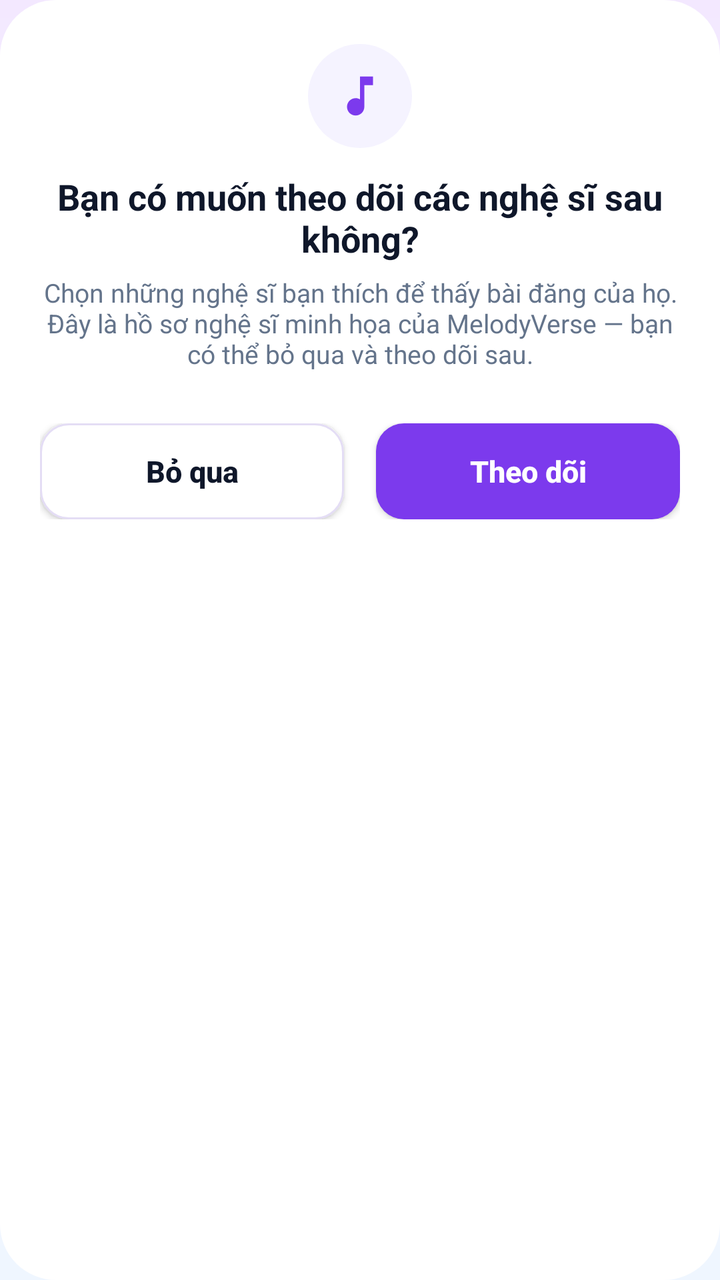
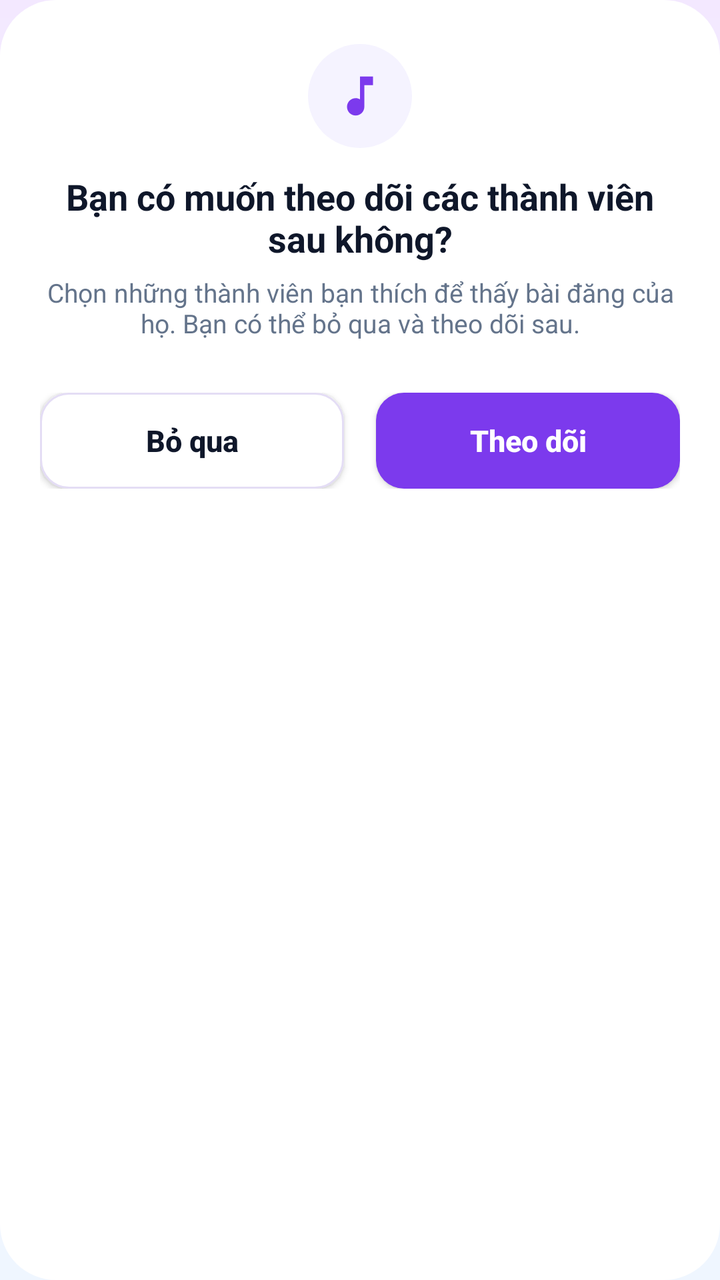

An Android layout rendered at two revisions. The XML below is the earlier revision; the diff shows what the commit changed to produce the second picture.
<!-- AndroidManifest.xml: application theme Theme.MELODYVERSE -->
<!-- res/layout/dialog_artist_suggestions.xml -->
<?xml version="1.0" encoding="utf-8"?>
<LinearLayout xmlns:android="http://schemas.android.com/apk/res/android"
    xmlns:app="http://schemas.android.com/apk/res-auto"
    android:layout_width="match_parent"
    android:layout_height="wrap_content"
    android:background="@drawable/bg_dialog_logout"
    android:orientation="vertical"
    android:paddingStart="20dp"
    android:paddingTop="22dp"
    android:paddingEnd="20dp"
    android:paddingBottom="18dp">

    <FrameLayout
        android:layout_width="52dp"
        android:layout_height="52dp"
        android:layout_gravity="center_horizontal"
        android:background="@drawable/bg_icon_tonal">

        <ImageView
            android:layout_width="26dp"
            android:layout_height="26dp"
            android:layout_gravity="center"
            android:src="@drawable/ic_music_note"
            app:tint="@color/colorAccent" />
    </FrameLayout>

    <TextView
        android:layout_width="match_parent"
        android:layout_height="wrap_content"
        android:layout_marginTop="12dp"
        android:gravity="center"
        android:text="Bạn có muốn theo dõi các nghệ sĩ sau không?"
        android:textColor="@color/colorTextPrimary"
        android:textSize="18sp"
        android:textStyle="bold" />

    <TextView
        android:layout_width="match_parent"
        android:layout_height="wrap_content"
        android:layout_marginTop="6dp"
        android:gravity="center"
        android:text="Chọn những nghệ sĩ bạn thích để thấy bài đăng của họ. Đây là hồ sơ nghệ sĩ minh họa của MelodyVerse — bạn có thể bỏ qua và theo dõi sau."
        android:textColor="@color/colorTextSecondary"
        android:textSize="13sp" />

    <ScrollView
        android:layout_width="match_parent"
        android:layout_height="wrap_content"
        android:layout_marginTop="12dp">

        <LinearLayout
            android:id="@+id/layout_artist_options"
            android:layout_width="match_parent"
            android:layout_height="wrap_content"
            android:orientation="vertical" />
    </ScrollView>

    <LinearLayout
        android:layout_width="match_parent"
        android:layout_height="wrap_content"
        android:layout_marginTop="14dp"
        android:orientation="horizontal">

        <androidx.appcompat.widget.AppCompatButton
            android:id="@+id/btn_artist_skip"
            android:layout_width="0dp"
            android:layout_height="48dp"
            android:layout_marginEnd="8dp"
            android:layout_weight="1"
            android:background="@drawable/bg_button_secondary"
            android:text="Bỏ qua"
            android:textAllCaps="false"
            android:textColor="@color/colorTextPrimary"
            android:textSize="15sp"
            android:textStyle="bold" />

        <androidx.appcompat.widget.AppCompatButton
            android:id="@+id/btn_artist_confirm"
            android:layout_width="0dp"
            android:layout_height="48dp"
            android:layout_marginStart="8dp"
            android:layout_weight="1"
            android:background="@drawable/bg_gradient_button"
            android:text="Theo dõi"
            android:textAllCaps="false"
            android:textColor="@color/white"
            android:textSize="15sp"
            android:textStyle="bold" />
    </LinearLayout>
</LinearLayout>
<!-- resources referenced by this layout -->
<resources>
  <color name="colorAccent">#7C3AED</color>
  <color name="colorTextPrimary">#0F172A</color>
  <color name="colorTextSecondary">#64748B</color>
  <color name="white">#FFFFFFFF</color>
  <!-- drawable bg_button_secondary (drawable) -->
  <?xml version="1.0" encoding="utf-8"?>
  <ripple xmlns:android="http://schemas.android.com/apk/res/android"
      android:color="#337C3AED">
      <item>
          <shape
              android:shape="rectangle">
              <solid android:color="@color/colorSurface" />
              <stroke
                  android:width="1dp"
                  android:color="@color/colorLineStrong" />
              <corners android:radius="14dp" />
          </shape>
      </item>
  </ripple>
  <!-- drawable bg_dialog_logout (drawable) -->
  <?xml version="1.0" encoding="utf-8"?>
  <shape xmlns:android="http://schemas.android.com/apk/res/android"
      android:shape="rectangle">
      <solid android:color="@color/colorSurface" />
      <corners android:radius="28dp" />
  </shape>
  <!-- drawable bg_gradient_button (drawable) -->
  <?xml version="1.0" encoding="utf-8"?>
  <ripple xmlns:android="http://schemas.android.com/apk/res/android"
      android:color="#40FFFFFF">
      <item>
          <shape
              android:shape="rectangle">
              <solid android:color="@color/colorAccent" />
              <corners android:radius="14dp" />
          </shape>
      </item>
  </ripple>
  <!-- drawable bg_icon_tonal (drawable) -->
  <?xml version="1.0" encoding="utf-8"?>
  <shape xmlns:android="http://schemas.android.com/apk/res/android"
      android:shape="oval">
      <solid android:color="@color/colorViolet50" />
  </shape>
  <!-- drawable ic_music_note (drawable) -->
  <vector xmlns:android="http://schemas.android.com/apk/res/android"
      android:width="24dp"
      android:height="24dp"
      android:viewportWidth="24"
      android:viewportHeight="24">
      <path
          android:fillColor="#FFFFFFFF"
          android:pathData="M12,3v10.55c-0.59,-0.34 -1.27,-0.55 -2,-0.55 -2.21,0 -4,1.79 -4,4s1.79,4 4,4 4,-1.79 4,-4V7h4V3h-6z" />
  </vector>
  <style name="Theme.MELODYVERSE" parent="Base.Theme.MELODYVERSE" />
  <color name="colorSurface">#FFFFFF</color>
  <color name="colorLineStrong">#E4DDF5</color>
  <color name="colorViolet50">#F5F3FF</color>
  <color name="colorBackgroundGradientTop">#F3E8FF</color>
  <!-- drawable bg_screen_gradient (drawable) -->
  <?xml version="1.0" encoding="utf-8"?>
  <shape xmlns:android="http://schemas.android.com/apk/res/android"
      android:shape="rectangle">
      <gradient
          android:angle="270"
          android:startColor="@color/colorBackgroundGradientTop"
          android:centerColor="@color/colorBackgroundGradientMid"
          android:endColor="@color/colorBackgroundGradientBottom"
          android:type="linear" />
  </shape>
  <style name="Widget.MelodyVerse.BottomNavigationView" parent="Widget.Material3.BottomNavigationView">
          <item name="itemActiveIndicatorStyle">@null</item>
          <item name="itemRippleColor">@android:color/transparent</item>
      </style>
  <style name="Animation.MelodyVerse.Activity" parent="@android:style/Animation.Activity">
          <item name="android:activityOpenEnterAnimation">@anim/tab_fade_in</item>
          <item name="android:activityOpenExitAnimation">@anim/tab_hold</item>
          <item name="android:activityCloseEnterAnimation">@anim/tab_hold</item>
          <item name="android:activityCloseExitAnimation">@anim/tab_fade_out</item>
          <item name="android:taskToFrontEnterAnimation">@anim/tab_fade_in</item>
          <item name="android:taskToFrontExitAnimation">@anim/tab_hold</item>
      </style>
  <color name="colorBackgroundGradientMid">#F8FAFC</color>
  <color name="colorBackgroundGradientBottom">#EFF6FF</color>
  <!-- unchanged entries left out for length: 1 -->
</resources>

<!-- the commit's change to res/layout/dialog_artist_suggestions.xml (unified diff, before → after) -->
@@ -29,7 +29,7 @@
         android:layout_height="wrap_content"
         android:layout_marginTop="12dp"
         android:gravity="center"
-        android:text="Bạn có muốn theo dõi các nghệ sĩ sau không?"
+        android:text="Bạn có muốn theo dõi các thành viên sau không?"
         android:textColor="@color/colorTextPrimary"
         android:textSize="18sp"
         android:textStyle="bold" />
@@ -39,7 +39,7 @@
         android:layout_height="wrap_content"
         android:layout_marginTop="6dp"
         android:gravity="center"
-        android:text="Chọn những nghệ sĩ bạn thích để thấy bài đăng của họ. Đây là hồ sơ nghệ sĩ minh họa của MelodyVerse — bạn có thể bỏ qua và theo dõi sau."
+        android:text="Chọn những thành viên bạn thích để thấy bài đăng của họ. Bạn có thể bỏ qua và theo dõi sau."
         android:textColor="@color/colorTextSecondary"
         android:textSize="13sp" />
 
